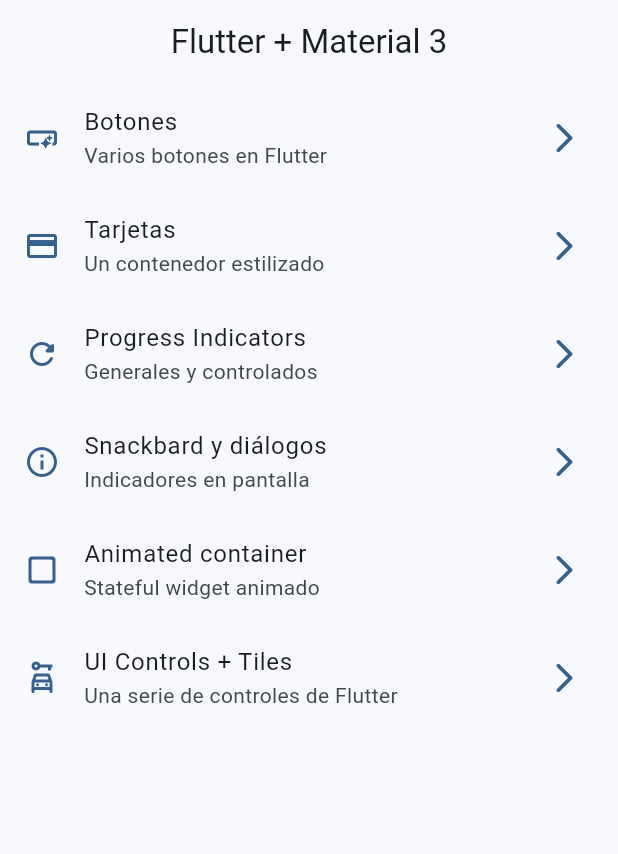
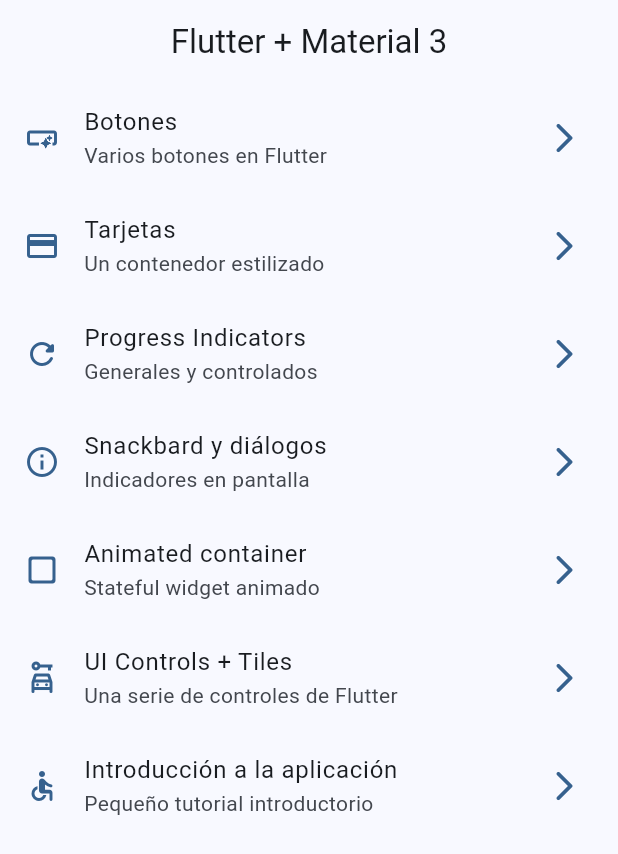
Before and after one commit to josuemedinaguerrero/widgets-app-flutter, a Flutter app: the screen it shows after launch, on a phone screen of 412 x 824 dp. Shown: the top 854 px of the screen. Run offline on Flutter 3.47's test engine with Material 3 defaults, Android fonts, the phone set to English and light mode, and no system bars; our stand-ins replace go_router.

```diff
--- a/lib/config/menu/menu_items.dart
+++ b/lib/config/menu/menu_items.dart
@@ -56,4 +56,11 @@ const appMenuItems = <MenuItems>[
     link: '/ui-controls',
     icon: Icons.car_rental_outlined,
   ),
+
+  MenuItems(
+    title: 'Introducción a la aplicación',
+    subTitle: 'Pequeño tutorial introductorio',
+    link: '/tutorial',
+    icon: Icons.accessible_rounded,
+  ),
 ];
--- a/lib/config/router/app_router.dart
+++ b/lib/config/router/app_router.dart
@@ -46,5 +46,11 @@ final appRouter = GoRouter(
       name: UiControlsScreen.name,
       builder: (context, state) => UiControlsScreen(),
     ),
+
+    GoRoute(
+      path: '/tutorial',
+      name: AppTutorialScreen.name,
+      builder: (context, state) => AppTutorialScreen(),
+    ),
   ],
 );
--- a/pubspec.yaml
+++ b/pubspec.yaml
@@ -18,3 +18,6 @@ dev_dependencies:
 
 flutter:
   uses-material-design: true
+
+assets:
+  - assets/images/
```
Also changed, not shown: assets/images/1.png (added), assets/images/2.png (added), assets/images/3.png (added), assets/images/jar-loading.gif (added).
